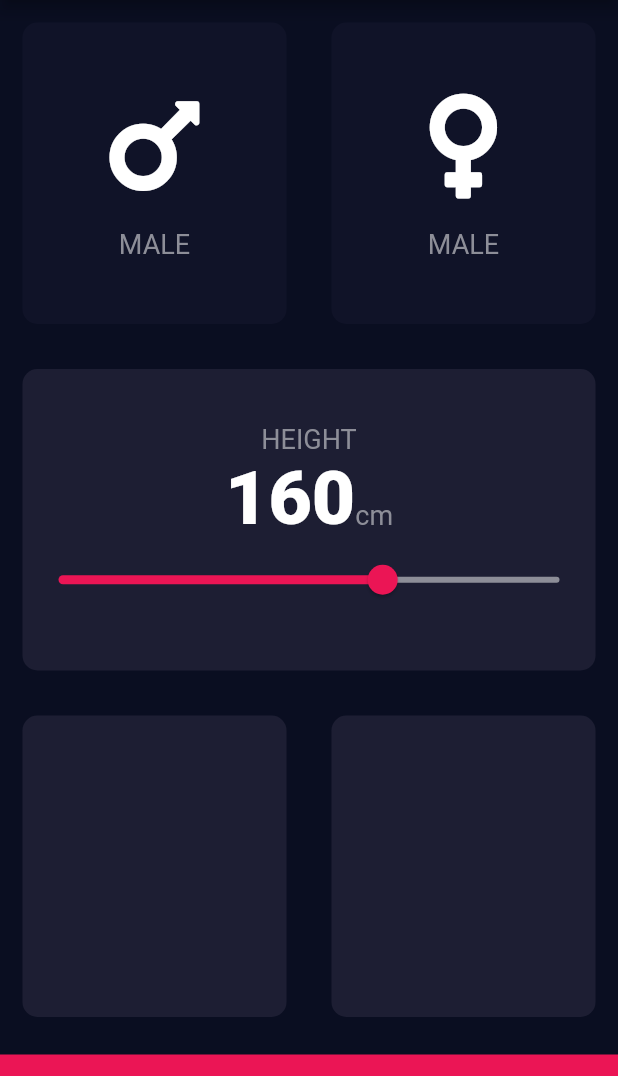
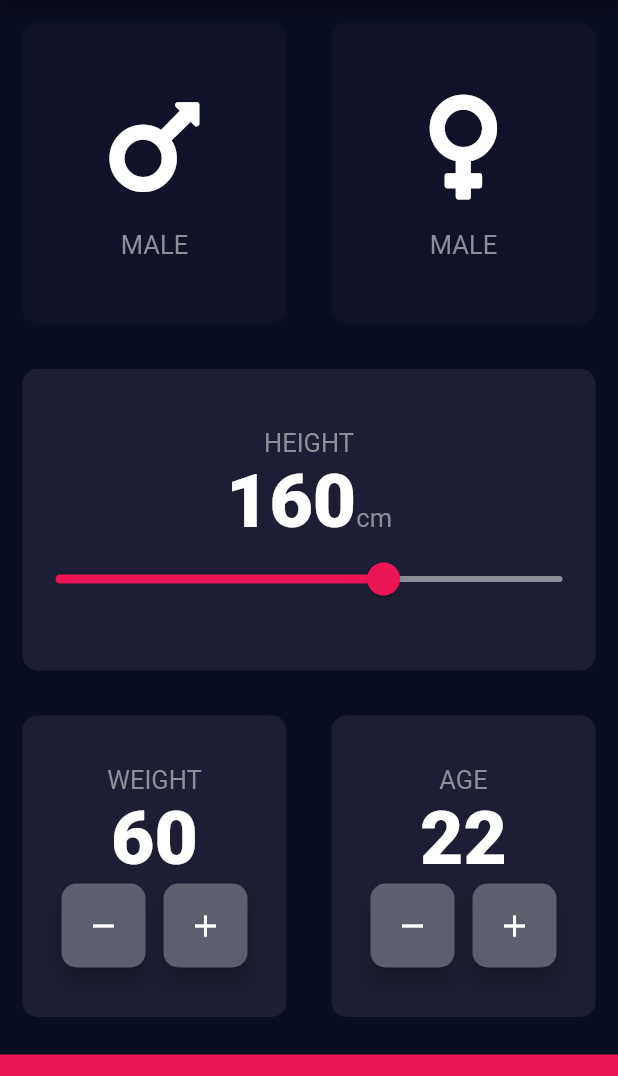
Before and after one commit to HamzaMihfad/bmi_calculator_flutter, a Flutter app: the screen it shows after launch, on a phone screen of 412 x 824 dp, the part 84-1160 px from its top. Run offline on Flutter 3.47's test engine with Material 2 defaults, Android fonts, the phone set to English and light mode, and no system bars; our stand-ins replace font_awesome_flutter.

```diff
--- a/lib/card1.dart
+++ b/lib/card1.dart
@@ -1,11 +1,16 @@
 import 'package:flutter/material.dart';
 
 class Card1 extends StatelessWidget {
-  Card1({@required this.cardColor, this.cardChild, this.onPress});
+  Card1(
+      {@required this.cardColor,
+      this.cardChild,
+      this.onPress,
+      this.cardBorder});
 
   final Color cardColor;
   final Widget cardChild;
   final Function onPress;
+  final BoxBorder cardBorder;
 
   @override
   Widget build(BuildContext context) {
@@ -16,6 +21,7 @@ class Card1 extends StatelessWidget {
         decoration: BoxDecoration(
           color: cardColor,
           borderRadius: BorderRadius.circular(10.0),
+          border: cardBorder,
         ),
         child: Center(child: cardChild),
       ),
--- a/lib/constants.dart
+++ b/lib/constants.dart
@@ -6,7 +6,7 @@ const kCardColor = Color(0xFF1D1E33);
 const kInactiveCardColor = Color(0xff101328);
 
 const kLabelTextStyle = TextStyle(
-  fontSize: 18.0,
+  fontSize: 17.0,
   color: Color(0xff8d8e98),
 );
 
--- a/lib/input_page.dart
+++ b/lib/input_page.dart
@@ -14,6 +14,8 @@ class InputPage extends StatefulWidget {
 class _InputPageState extends State<InputPage> {
   Gender gender;
   int height = 160;
+  int weight = 60;
+  int age = 22;
 
   @override
   Widget build(BuildContext context) {
@@ -39,6 +41,9 @@ class _InputPageState extends State<InputPage> {
                         print(gender);
                       });
                     },
+                    cardBorder: (gender == Gender.male
+                        ? Border.all(width: 1.0, color: Color(0xff3c3f4e))
+                        : null),
                   ),
                 ),
                 Expanded(
@@ -54,6 +59,9 @@ class _InputPageState extends State<InputPage> {
                         print(gender);
                       });
                     },
+                    cardBorder: (gender == Gender.female
+                        ? Border.all(width: 1.0, color: Color(0xff3c3f4e))
+                        : null),
                   ),
                 ),
               ],
@@ -84,17 +92,30 @@ class _InputPageState extends State<InputPage> {
                       ),
                     ],
                   ),
-                  Slider(
+                  SliderTheme(
+                    data: SliderTheme.of(context).copyWith(
+                      activeTrackColor: Color(0xffeb1555),
+                      inactiveTrackColor: Color(0xff8d8e98),
+                      thumbColor: Color(0xffeb1555),
+                      overlayColor: Color(0x29eb1555),
+                      thumbShape: RoundSliderThumbShape(
+                        enabledThumbRadius: 11.0,
+                      ),
+                      overlayShape:
+                          RoundSliderOverlayShape(overlayRadius: 22.0),
+                    ),
+                    child: Slider(
                       min: 50.0,
                       max: 220.0,
-                    activeColor: Color(0xffeb1555),
-                    inactiveColor: Color(0xff8d8e98),
+                      //activeColor: Color(0xffeb1555),
+                      //inactiveColor: Color(0xff8d8e98),
                       value: height.toDouble(),
                       onChanged: (newValue) {
                         setState(() {
                           height = newValue.round();
                         });
                       },
+                    ),
                   ),
                 ],
               ),
@@ -104,10 +125,88 @@ class _InputPageState extends State<InputPage> {
             child: Row(
               children: [
                 Expanded(
-                  child: Card1(cardColor: kCardColor),
+                  child: Card1(
+                    cardColor: kCardColor,
+                    cardChild: Column(
+                      mainAxisAlignment: MainAxisAlignment.center,
+                      children: [
+                        Text(
+                          'WEIGHT',
+                          style: kLabelTextStyle,
+                        ),
+                        Text(
+                          weight.toString(),
+                          style: kNumberLabel,
+                        ),
+                        Row(
+                          mainAxisAlignment: MainAxisAlignment.center,
+                          children: [
+                            RoundActionButton(
+                              onPress: () {
+                                setState(() {
+                                  weight--;
+                                });
+                              },
+                              icon: Icons.remove,
+                            ),
+                            SizedBox(
+                              width: 12.0,
+                            ),
+                            RoundActionButton(
+                              onPress: () {
+                                setState(() {
+                                  weight++;
+                                });
+                              },
+                              icon: Icons.add,
+                            ),
+                          ],
+                        )
+                      ],
+                    ),
+                  ),
                 ),
                 Expanded(
-                  child: Card1(cardColor: kCardColor),
+                  child: Card1(
+                    cardColor: kCardColor,
+                    cardChild: Column(
+                      mainAxisAlignment: MainAxisAlignment.center,
+                      children: [
+                        Text(
+                          'AGE',
+                          style: kLabelTextStyle,
+                        ),
+                        Text(
+                          age.toString(),
+                          style: kNumberLabel,
+                        ),
+                        Row(
+                          mainAxisAlignment: MainAxisAlignment.center,
+                          children: [
+                            RoundActionButton(
+                              onPress: () {
+                                setState(() {
+                                  age--;
+                                });
+                              },
+                              icon: Icons.remove,
+                            ),
+                            SizedBox(
+                              width: 12.0,
+                            ),
+                            RoundActionButton(
+                              onPress: () {
+                                setState(() {
+                                  age++;
+                                });
+                              },
+                              icon: Icons.add,
+                            ),
+                          ],
+                        )
+                      ],
+                    ),
+                  ),
                 ),
               ],
             ),
@@ -117,9 +216,34 @@ class _InputPageState extends State<InputPage> {
             margin: EdgeInsets.only(top: 10.0),
             width: double.infinity,
             height: kBottomContainerHeight,
-          )
+          ),
         ],
       ),
     );
   }
 }
+
+class RoundActionButton extends StatelessWidget {
+  RoundActionButton({this.onPress, this.icon});
+
+  final Function onPress;
+  final IconData icon;
+
+  @override
+  Widget build(BuildContext context) {
+    return RawMaterialButton(
+      child: Icon(icon),
+      onPressed: onPress,
+      elevation: 6.0,
+      constraints: BoxConstraints.tightFor(
+        width: 56.0,
+        height: 56.0,
+      ),
+      //shape: CircleBorder(),
+      shape: RoundedRectangleBorder(
+        borderRadius: BorderRadius.circular(10.0),
+      ),
+      fillColor: Color(0xff5c5f6e),
+    );
+  }
+}
```
Also changed, not shown: lib/main.dart (+9 -0 lines). Lines whose indentation alone changed are shown as unchanged.
